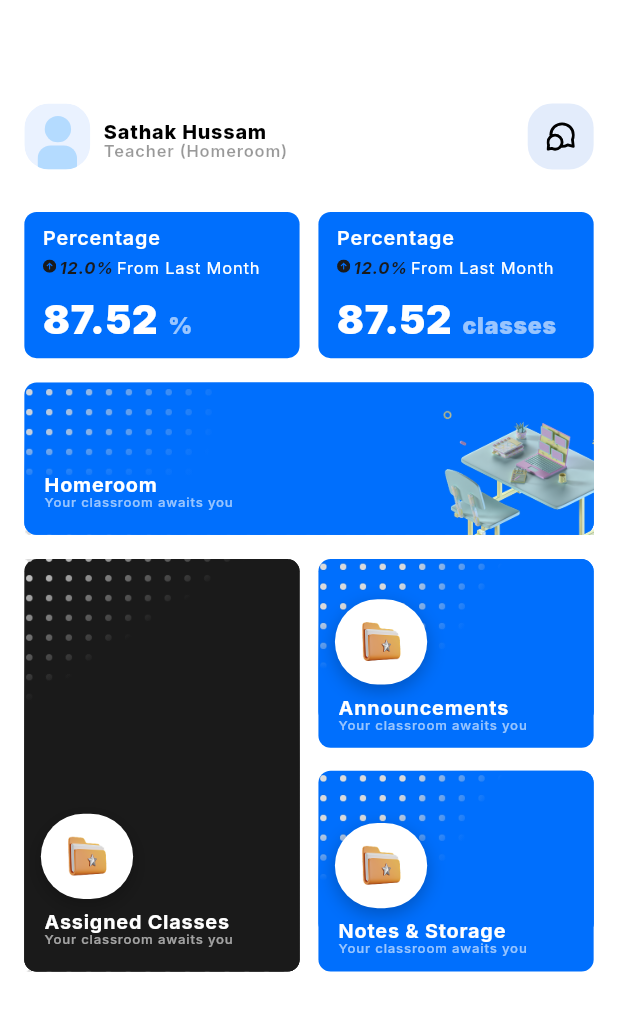
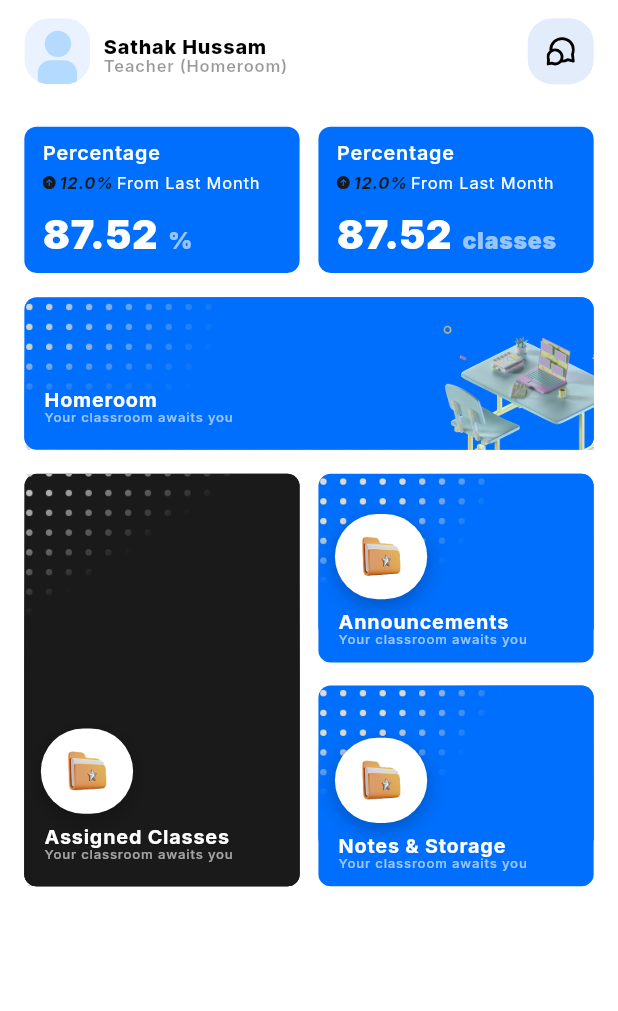
Before and after one commit to dh3eraj/thepilot, a Flutter app: the HomeScreen screen opened by its route, on a phone screen of 412 x 824 dp. Shown: the top 1011 px of the screen. Run offline on Flutter 3.47's test engine with Material 3 defaults, Android fonts, the phone set to English and light mode, and no system bars; our stand-ins replace flutter_screenutil, flutter_svg, go_router, google_fonts.

Commit message:
space added

```diff
--- a/lib/features/home/presentation/pages/home_screen.dart
+++ b/lib/features/home/presentation/pages/home_screen.dart
@@ -25,7 +25,7 @@ class HomeScreen extends StatelessWidget {
               crossAxisAlignment: CrossAxisAlignment.start,
               mainAxisSize: MainAxisSize.min,
               children: [
-                AppBar().preferredSize.height.verticalSpace,
+                MediaQuery.of(context).viewPadding.top.verticalSpace,
                 Padding(
                   padding: EdgeInsets.symmetric(vertical: 12).r,
                   child: Row(
--- a/lib/features/home/presentation/pages/student_stats_screen.dart
+++ b/lib/features/home/presentation/pages/student_stats_screen.dart
@@ -21,7 +21,7 @@ class StudentStatsScreen extends StatelessWidget {
             crossAxisAlignment: CrossAxisAlignment.start,
             mainAxisSize: MainAxisSize.min,
             children: [
-              AppBar().preferredSize.height.verticalSpace,
+              MediaQuery.of(context).viewPadding.top.verticalSpace,
               Padding(
                 padding: EdgeInsets.symmetric(vertical: 12, horizontal: 16).r,
                 child: Row(
--- a/lib/features/home/presentation/widgets/percentage_card.dart
+++ b/lib/features/home/presentation/widgets/percentage_card.dart
@@ -11,7 +11,8 @@ class PercentageCard extends StatelessWidget {
   const PercentageCard({
     super.key,
     required this.increment,
-    required this.total, required this.unit,
+    required this.total,
+    required this.unit,
   });
 
   @override
@@ -41,20 +42,12 @@ class PercentageCard extends StatelessWidget {
             ),
           ),
           7.verticalSpace,
-          RichText(
-            text: TextSpan(
+          Row(
             children: [
-                WidgetSpan(
-                  alignment: PlaceholderAlignment.middle,
-                  child: CustomImage.svg(
-                    Svgs.arrowUpRounded,
-                    width: 8.w,
-                    height: 8.w,
-                  ),
-                ),
-                WidgetSpan(child: 2.horizontalSpace),
-                TextSpan(
-                  text: '$increment%',
+              CustomImage.svg(Svgs.arrowUpRounded, width: 8.w, height: 8.w),
+              2.horizontalSpace,
+              Text(
+                '$increment%',
                 style: GoogleFonts.inter(
                   color: Color(0xFF1A1A1A),
                   fontSize: 10.sp,
@@ -64,9 +57,9 @@ class PercentageCard extends StatelessWidget {
                   height: 1.r,
                 ),
               ),
-                WidgetSpan(child: 2.horizontalSpace),
-                TextSpan(
-                  text: 'From Last Month',
+              2.horizontalSpace,
+              Text(
+                'From Last Month',
                 style: GoogleFonts.inter(
                   color: Color(0xFFFFFFFF),
                   fontSize: 10.sp,
@@ -76,7 +69,6 @@ class PercentageCard extends StatelessWidget {
                 ),
               ),
             ],
-            ),
           ),
           Spacer(),
           RichText(
```
Lines whose indentation alone changed are shown as unchanged.
